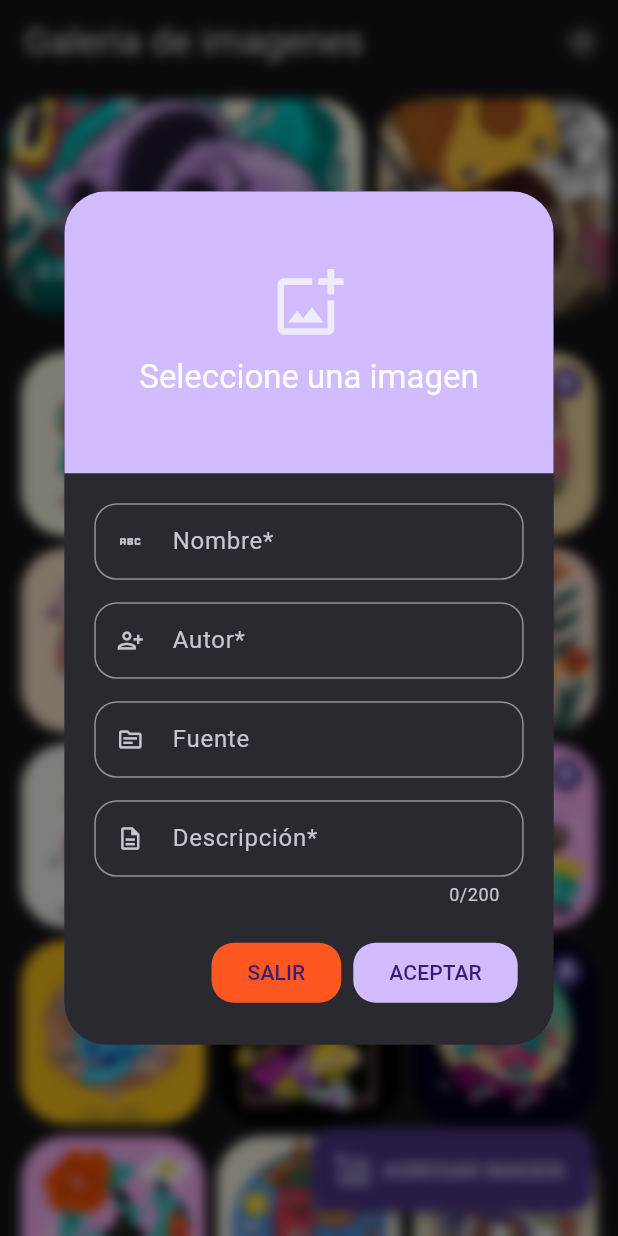
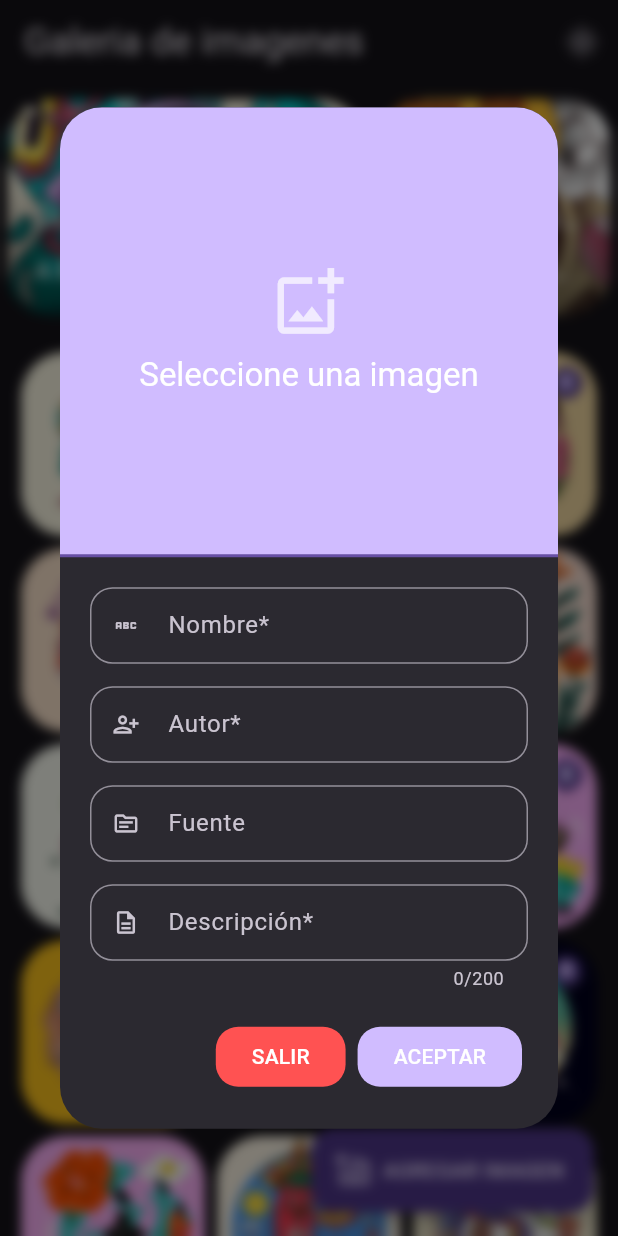
Before and after one commit to PuelloJ/flutter-practice, a Flutter app: the screen it shows after launch, after a tap on "AGREGAR IMAGEN", on a phone screen of 412 x 824 dp. Run offline on Flutter 3.47's test engine with Material 3 defaults, Android fonts, the phone set to English and light mode, and no system bars; our stand-ins replace animate_do, image_picker.

Commit message:
Intercambiar etiquetas de información de imagen y mejorar el diseño del diálogo personalizado

```diff
--- a/StatefulWidget/image_gallery/lib/widgets/shared/custom_dialog.dart
+++ b/StatefulWidget/image_gallery/lib/widgets/shared/custom_dialog.dart
@@ -1,4 +1,3 @@
-
 import 'package:animate_do/animate_do.dart';
 import 'package:flutter/material.dart';
 import 'package:image_gallery/models/images.dart';
@@ -65,14 +64,15 @@ class CustomDialog extends StatelessWidget {
               child: Row(
                 children: [
                   _LabelImageInformation(
+                    label: DateFormat.yMd('es').format(image.date),
+                    textTheme: textTheme,
+                    icon: Icons.date_range_outlined,
+                    divider: false,
+                  ),
+                  _LabelImageInformation(
                     label: image.location,
                     textTheme: textTheme,
                     icon: Icons.location_on_outlined,
-                  ),
-                  _LabelImageInformation(
-                    label: DateFormat.yMd('es').format(image.date),
-                    textTheme: textTheme,
-                    icon: Icons.date_range_outlined,
                   ),
                   _LabelImageInformation(
                     label: image.source,
@@ -149,17 +149,20 @@ class _LabelImageInformation extends StatelessWidget {
     required this.label,
     required this.textTheme,
     required this.icon,
+    this.divider = true,
   });
 
   final String? label;
   final TextTheme textTheme;
   final IconData icon;
+  final bool divider;
 
   @override
   Widget build(BuildContext context) {
-    return label != null
+    return label != null && label!.isNotEmpty
         ? Row(
             children: [
+              divider ? const _CustomVerticalDivider() : const SizedBox(),
               Icon(
                 icon,
                 size: 15,
@@ -171,7 +174,6 @@ class _LabelImageInformation extends StatelessWidget {
                 label: label!,
                 textStyle: textTheme.bodyMedium,
               ),
-              const _CustomVerticalDivider(),
             ],
           )
         : const SizedBox();
--- a/StatefulWidget/image_gallery/lib/widgets/shared/custom_dialog_form.dart
+++ b/StatefulWidget/image_gallery/lib/widgets/shared/custom_dialog_form.dart
@@ -51,16 +51,28 @@ class _CustomDialogFormState extends State<CustomDialogForm> {
               setState(() {});
             },
             child: AnimatedContainer(
+              height: 300,
+              width: 400,
               duration: const Duration(milliseconds: 300),
-              padding: const EdgeInsets.all(50),
-              color: isValidImage ? color.primary : Colors.deepOrange,
+              decoration: BoxDecoration(
+                  color: isValidImage ? color.primary : Colors.redAccent,
+                  border: Border(
+                    bottom: BorderSide(
+                      color:
+                          isValidImage ? color.inversePrimary : color.primary,
+                      width: 2,
+                    ),
+                  )),
               child: imagePath != null
                   ? Image.file(
                       imagePath!,
                       fit: BoxFit.cover,
                     )
-                  : Center(
-                      child: Column(
+                  : Stack(
+                      fit: StackFit.expand,
+                      children: [
+                        Column(
+                          mainAxisAlignment: MainAxisAlignment.center,
                           children: [
                             const Icon(
                               Icons.add_photo_alternate_outlined,
@@ -69,15 +81,24 @@ class _CustomDialogFormState extends State<CustomDialogForm> {
                             ),
                             const SizedBox(height: 10),
                             Text(
-                            isValidImage
-                                ? "Seleccione una imagen"
-                                : "Debe seleccionar una imagen",
-                            style:
-                                text.titleLarge?.copyWith(color: Colors.white),
+                              "Seleccione una imagen",
+                              style: text.titleLarge
+                                  ?.copyWith(color: Colors.white),
                               textAlign: TextAlign.center,
                             ),
                           ],
                         ),
+                        !isValidImage
+                            ? Positioned(
+                                child: Text(
+                                  "Debe selecionar una imagen",
+                                  style: text.bodyMedium,
+                                ),
+                                bottom: 5,
+                                left: 10,
+                              )
+                            : SizedBox(),
+                      ],
                     ),
             ),
           ),
@@ -146,7 +167,8 @@ class _CustomDialogFormState extends State<CustomDialogForm> {
           actions: [
             FilledButton(
               style: FilledButton.styleFrom(
-                backgroundColor: Colors.deepOrange,
+                backgroundColor: Colors.redAccent,
+                foregroundColor: Colors.white,
                 shape: RoundedRectangleBorder(
                   borderRadius: BorderRadius.circular(15),
                 ),
@@ -156,6 +178,7 @@ class _CustomDialogFormState extends State<CustomDialogForm> {
             ),
             FilledButton(
               style: FilledButton.styleFrom(
+                foregroundColor: Colors.white,
                 shape: RoundedRectangleBorder(
                   borderRadius: BorderRadius.circular(15),
                 ),
@@ -166,7 +189,7 @@ class _CustomDialogFormState extends State<CustomDialogForm> {
                     isValidImage = false;
                   });
                 }
-
+                _formKey.currentState!.save();
                 if (_formKey.currentState!.validate()) {
                   _formKey.currentState!.save();
                   ImageModel imageFromUser = ImageModel.fromUser(
```
Lines whose indentation alone changed are shown as unchanged.
